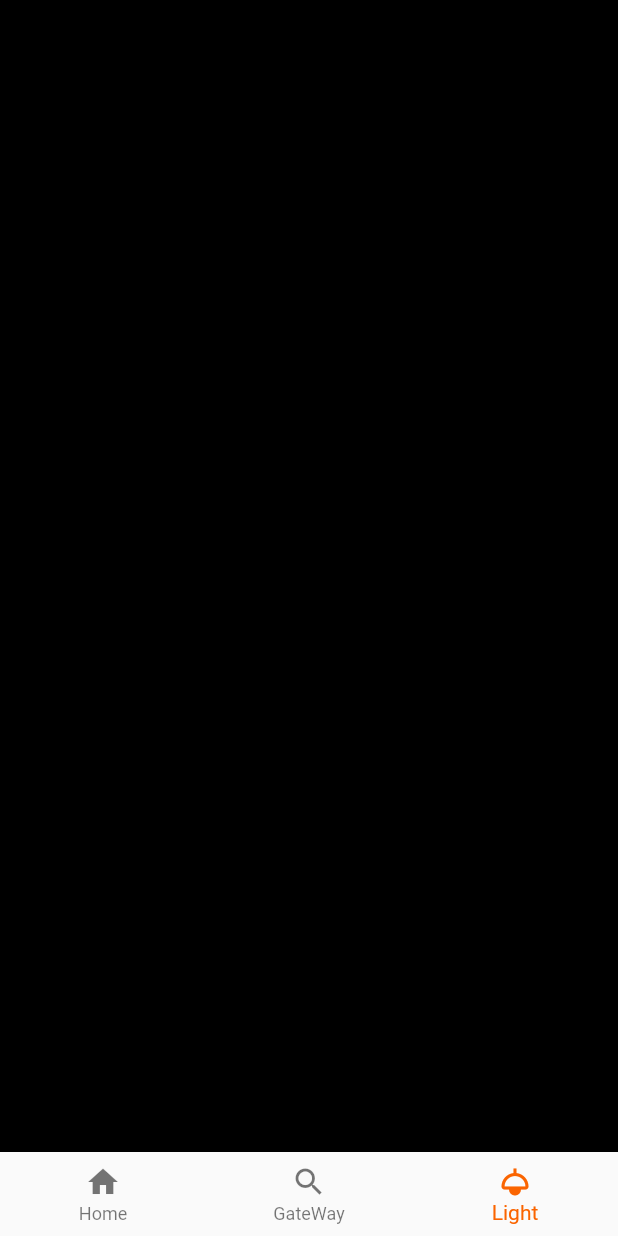
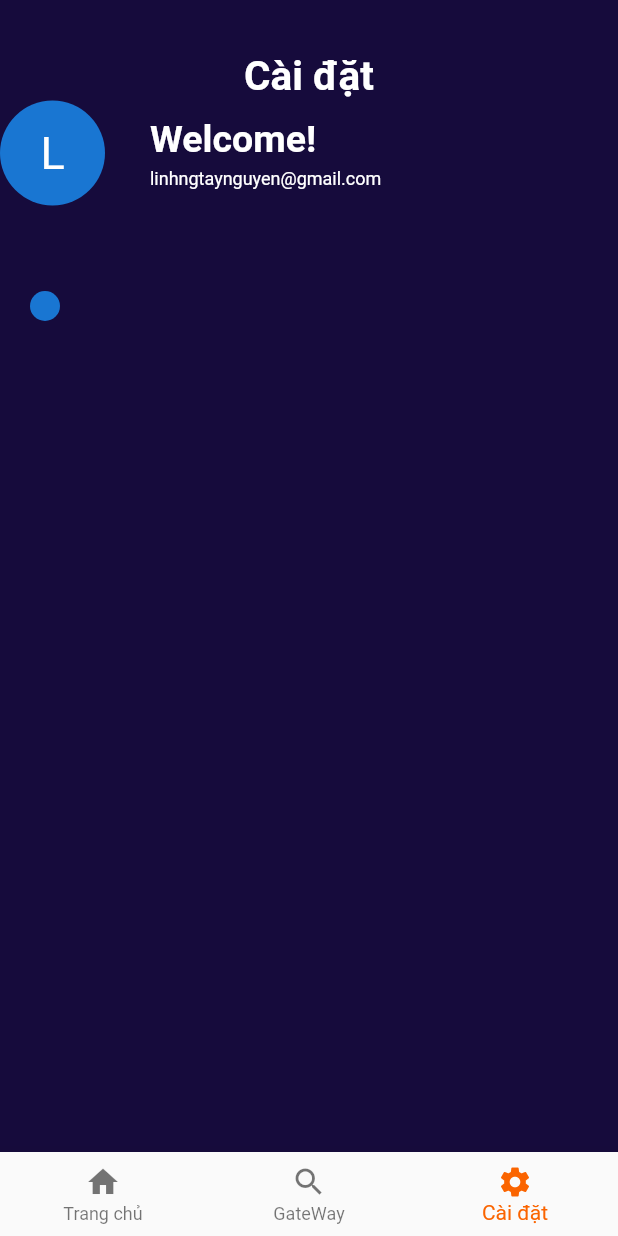
Before and after one commit to Linhhcmut/dimmix_apollo, a Flutter app: the HomePage screen opened directly, swiped to page 3, on a phone screen of 412 x 824 dp. Run offline on Flutter 3.47's test engine with Material 2 defaults, Android fonts, the light colour scheme and no system bars.

Commit message:
code for setting page ui

```diff
--- a/lib/main.dart
+++ b/lib/main.dart
@@ -1,4 +1,7 @@
 import 'package:flutter/material.dart';
+import 'package:garage_apollo/src/blocs/login_bloc.dart';
+import 'package:garage_apollo/src/pages/home_page.dart';
+import 'package:provider/provider.dart';
 import 'src/pages/login_page.dart';
 
 void main() {
@@ -14,7 +17,11 @@ class MyApp extends StatelessWidget {
       theme: ThemeData(
         primarySwatch: Colors.blue,
       ),
-      home: LoginPage(),
+      // home: Provider<LoginBloc>.value(
+      //   value: LoginBloc(),
+      //   child: LoginPage(),
+      // ),
+      home: HomePage(),
     );
   }
 }
--- /dev/null
+++ b/lib/src/pages/home/setting_home_page.dart
@@ -0,0 +1,94 @@
+import 'package:flutter/material.dart';
+import 'package:garage_apollo/src/constants/login_constant.dart';
+
+class SettingPage extends StatefulWidget {
+  @override
+  _SettingPageState createState() => _SettingPageState();
+}
+
+class _SettingPageState extends State<SettingPage> {
+  @override
+  Widget build(BuildContext context) {
+    return SafeArea(
+      child: Scaffold(
+        body: Container(
+          color: Color(0xff160b3c),
+          child: Column(
+            children: <Widget>[
+              SizedBox(
+                height: 35,
+              ),
+              Container(
+                alignment: Alignment.center,
+                child: Text(
+                  "Cài đặt",
+                  style: TextStyle(
+                    fontWeight: FontWeight.bold,
+                    fontSize: 27,
+                    color: Colors.white,
+                  ),
+                ),
+              ),
+              Row(
+                children: <Widget>[
+                  CircleAvatar(
+                    radius: 35,
+                    child: Text(
+                      "L",
+                      style: TextStyle(fontSize: 30),
+                    ),
+                  ),
+                  Padding(
+                    padding: const EdgeInsets.only(left: 30),
+                    child: Column(
+                      crossAxisAlignment: CrossAxisAlignment.start,
+                      children: [
+                        Text(
+                          "Welcome!",
+                          style: TextStyle(
+                            fontSize: 25,
+                            fontWeight: FontWeight.bold,
+                            color: Colors.white,
+                          ),
+                        ),
+                        Padding(
+                          padding: const EdgeInsets.only(top: 5),
+                          child: Text(
+                            "linhngtaynguyen@gmail.com",
+                            style: TextStyle(
+                              fontSize: 12,
+                              color: Colors.white,
+                            ),
+                          ),
+                        ),
+                      ],
+                    ),
+                  )
+                ],
+              ),
+              Expanded(
+                child: Padding(
+                  padding: const EdgeInsets.fromLTRB(20, 20, 20, 20),
+                  child: ListView(
+                    children: <Widget>[
+                      Padding(
+                        padding: const EdgeInsets.only(top: 37),
+                        child: Row(
+                          children: <Widget>[
+                            CircleAvatar(
+                              radius: 10,
+                            )
+                          ],
+                        ),
+                      )
+                    ],
+                  ),
+                ),
+              )
+            ],
+          ),
+        ),
+      ),
+    );
+  }
+}
--- a/lib/src/pages/home_page.dart
+++ b/lib/src/pages/home_page.dart
@@ -1,4 +1,6 @@
 import 'package:flutter/material.dart';
+import 'package:garage_apollo/src/pages/home/home_home_page.dart';
+import 'package:garage_apollo/src/pages/home/setting_home_page.dart';
 
 class HomePage extends StatefulWidget {
   @override
@@ -14,15 +16,17 @@ class _HomePageState extends State<HomePage> {
     return Scaffold(
       body: PageView(
         controller: _pageController,
-        onPageChanged: (index){
+        onPageChanged: (index) {
           setState(() {
             _selectedPageIndex = index;
           });
         },
         children: <Widget>[
-          Container(color: Colors.blue,),
-          Container(color: Colors.green,),
-          Container(color: Colors.black,),
+          ListGateWayPage(),
+          Container(
+            color: Colors.green,
+          ),
+          SettingPage(),
         ],
       ),
       bottomNavigationBar: _bottomBar(),
@@ -32,9 +36,9 @@ class _HomePageState extends State<HomePage> {
   Widget _bottomBar() {
     return BottomNavigationBar(
       items: <BottomNavigationBarItem>[
-        BottomNavigationBarItem(icon: Icon(Icons.home), label: "Home"),
+        BottomNavigationBarItem(icon: Icon(Icons.home), label: "Trang chủ"),
         BottomNavigationBarItem(icon: Icon(Icons.search), label: "GateWay"),
-        BottomNavigationBarItem(icon: Icon(Icons.light), label: "Light"),
+        BottomNavigationBarItem(icon: Icon(Icons.settings), label: "Cài đặt"),
       ],
       selectedItemColor: Color(0xfffa6400),
       currentIndex: _selectedPageIndex,
--- a/lib/src/repositories/user_repository.dart
+++ b/lib/src/repositories/user_repository.dart
@@ -31,7 +31,10 @@ class User_Repository {
     return response.body;
   }
 
-  Future<void> signIn({String username, String password}) async {
+  Future<void> signIn({
+    String username,
+    String password,
+  }) async {
     Map<String, dynamic> sendata = {
       "username": username.toString(),
       "password": password.toString(),
--- a/pubspec.yaml
+++ b/pubspec.yaml
@@ -61,6 +61,8 @@ flutter:
   assets:
     - assets/images/dqsmart.png
     - assets/images/google4.png
+    - assets/images/dqh_dark.PNG
+
 
   # An image asset can refer to one or more resolution-specific "variants", see
   # https://flutter.dev/assets-and-images/#resolution-aware.
@@ -77,6 +79,10 @@ flutter:
     - family: Ankle
       fonts:
         - asset: assets/fonts/Ankle.ttf
+    - family: Raleway
+      fonts:
+        - asset: assets/fonts/Raleway-Thin.ttf
+
 
   # fonts:
   #   - family: Schyler
```
Also changed, not shown: lib/src/blocs/login_bloc.dart (+18 -2 lines), lib/src/blocs/signUp_bloc.dart (+8 -8 lines), lib/src/pages/home/home_home_page.dart (added, +53 -0 lines), lib/src/pages/login_page.dart (+83 -17 lines), lib/src/pages/register-page.dart (+8 -1 lines), assets/fonts/Raleway-Thin.ttf (added), assets/images/dqh_dark.PNG (added), assets/images/dqh_dark.jpg (added), lib/src/blocs/home_bloc.dart (added).
